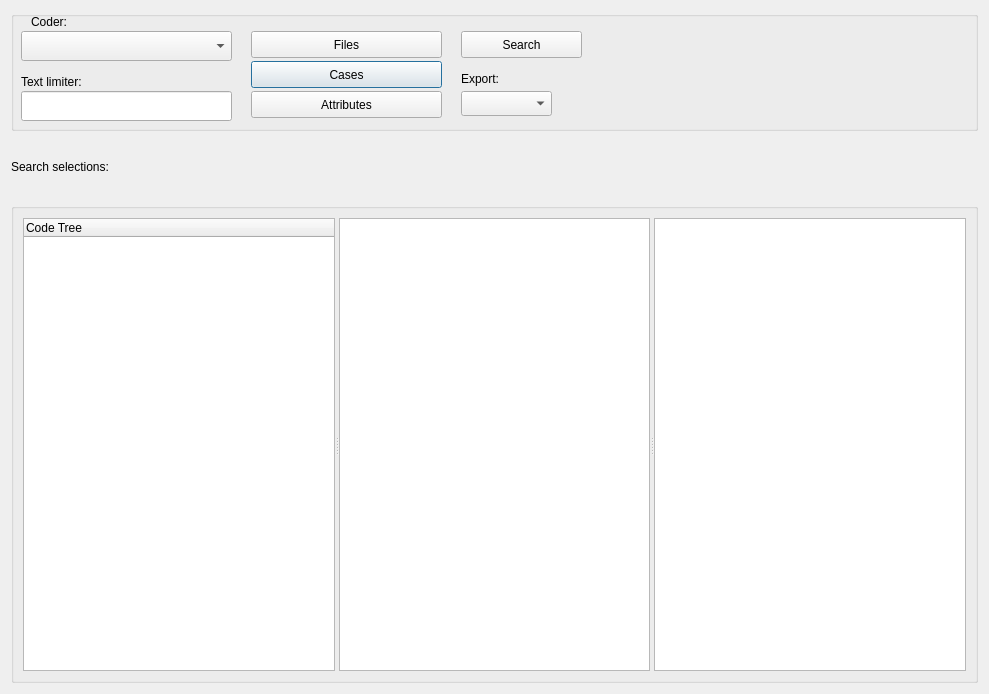
Qt form GUI_UIs/ui_dialog_report_codings.ui (ccbogel/QualCoder) before a commit.
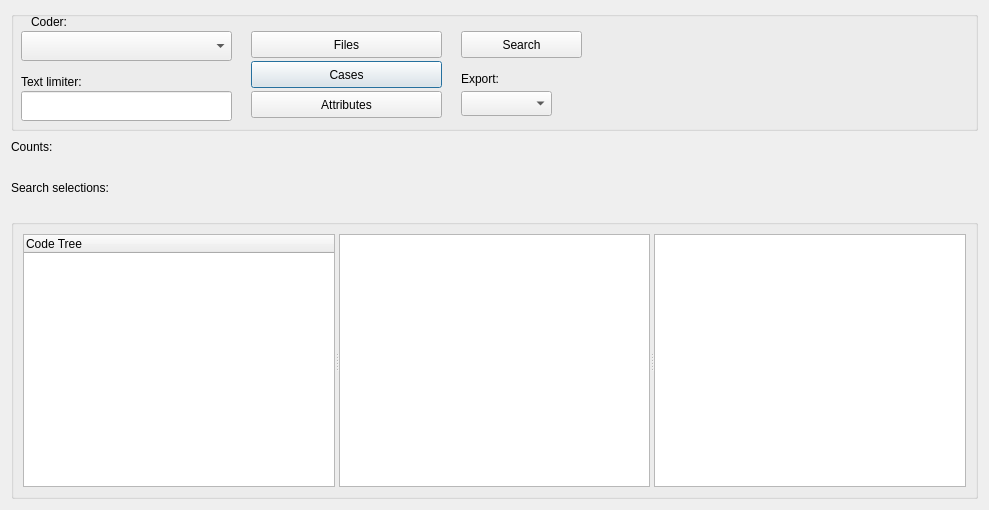
The same form after that commit.

Diff of the .ui file:
```diff
--- a/GUI_UIs/ui_dialog_report_codings.ui
+++ b/GUI_UIs/ui_dialog_report_codings.ui
@@ -10,7 +10,7 @@
     <x>0</x>
     <y>0</y>
     <width>989</width>
-    <height>694</height>
+    <height>510</height>
    </rect>
   </property>
   <property name="windowTitle">
@@ -185,8 +185,33 @@
      </widget>
     </widget>
    </item>
+   <item>
+    <widget class="QLabel" name="label_counts">
+     <property name="minimumSize">
+      <size>
+       <width>0</width>
+       <height>20</height>
+      </size>
+     </property>
+     <property name="maximumSize">
+      <size>
+       <width>16777215</width>
+       <height>20</height>
+      </size>
+     </property>
+     <property name="text">
+      <string>Counts:</string>
+     </property>
+    </widget>
+   </item>
    <item>
     <widget class="QLabel" name="label_selections">
+     <property name="sizePolicy">
+      <sizepolicy hsizetype="Preferred" vsizetype="MinimumExpanding">
+       <horstretch>0</horstretch>
+       <verstretch>0</verstretch>
+      </sizepolicy>
+     </property>
      <property name="minimumSize">
       <size>
        <width>0</width>
@@ -196,7 +221,7 @@
      <property name="maximumSize">
       <size>
        <width>16777213</width>
-       <height>60</height>
+       <height>50</height>
       </size>
      </property>
      <property name="text">
```
Left out of the diff: 6 changed lines with no effect on the pictures.
